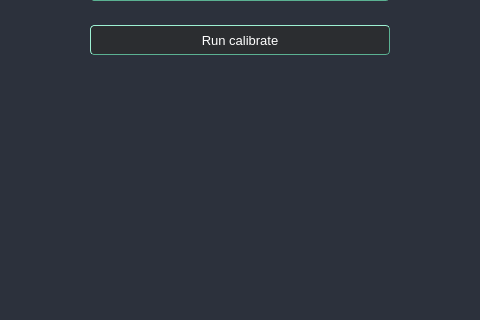
First picture: the form in UI/forms/AqCalibrationWidget.ui, repository romangolovkou/AQteck_toolMAX, before the edit; both pictures show x 160 to 640 and y 380 to 700 of the 800 by 700 pixel window.
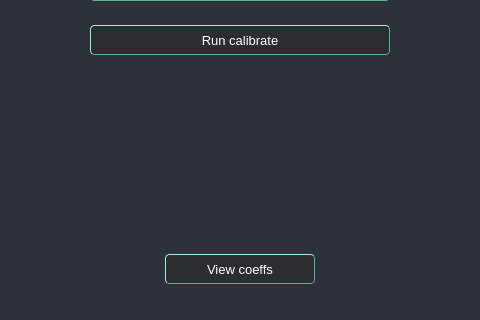
Second picture: the form after the edit. The open tabs and pages were chosen to show the change. Icons and pictures are not drawn. Custom widgets are drawn as their Qt base class.

What changed in the file:
```diff
--- a/UI/forms/AqCalibrationWidget.ui
+++ b/UI/forms/AqCalibrationWidget.ui
@@ -531,6 +531,54 @@
                    </property>
                   </spacer>
                  </item>
+                 <item alignment="Qt::AlignHCenter">
+                  <widget class="QFrame" name="ViewCoeffFrame">
+                   <property name="frameShape">
+                    <enum>QFrame::StyledPanel</enum>
+                   </property>
+                   <property name="frameShadow">
+                    <enum>QFrame::Raised</enum>
+                   </property>
+                   <layout class="QVBoxLayout" name="verticalLayout_19">
+                    <property name="leftMargin">
+                     <number>0</number>
+                    </property>
+                    <property name="topMargin">
+                     <number>0</number>
+                    </property>
+                    <property name="rightMargin">
+                     <number>0</number>
+                    </property>
+                    <property name="bottomMargin">
+                     <number>0</number>
+                    </property>
+                    <item>
+                     <widget class="QPushButton" name="viewCoeffBtn">
+                      <property name="minimumSize">
+                       <size>
+                        <width>150</width>
+                        <height>30</height>
+                       </size>
+                      </property>
+                      <property name="maximumSize">
+                       <size>
+                        <width>150</width>
+                        <height>30</height>
+                       </size>
+                      </property>
+                      <property name="font">
+                       <font>
+                        <pointsize>10</pointsize>
+                       </font>
+                      </property>
+                      <property name="text">
+                       <string>View coeffs</string>
+                      </property>
+                     </widget>
+                    </item>
+                   </layout>
+                  </widget>
+                 </item>
                 </layout>
                </widget>
                <widget class="QWidget" name="outputsPage"/>
```
Left out of the diff: 8 changed lines with no effect on the pictures.
